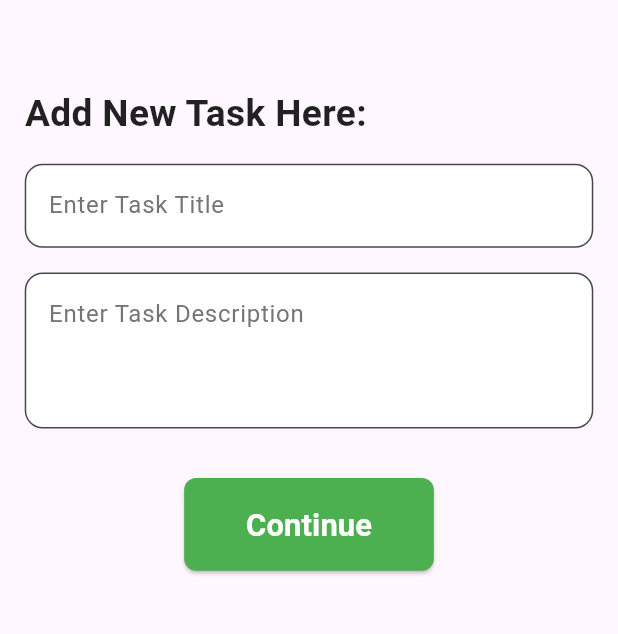
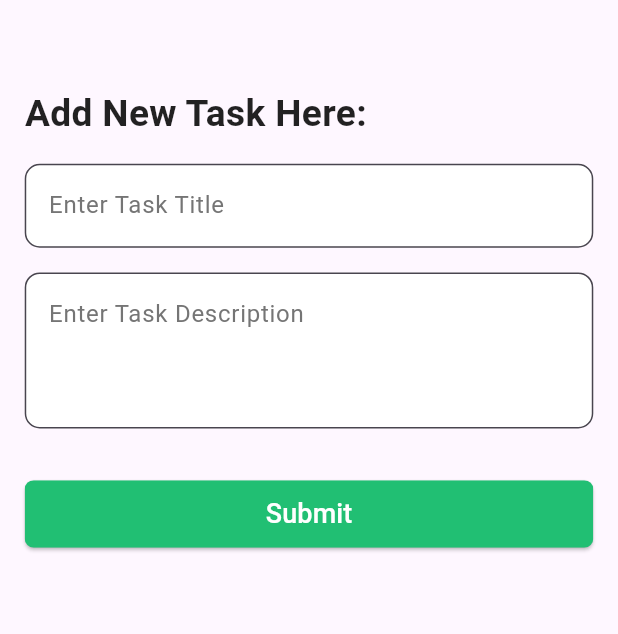
Before and after one commit to MehedisGits/Taskly, a Flutter app: the NewTaskListScreen screen opened by its route, after a tap on the "add task" icon, on a phone screen of 412 x 824 dp, the part 84-718 px from its top. Run offline on Flutter 3.47's test engine with Material 3 defaults, Android fonts, the phone set to English and light mode, and no system bars; our stand-ins replace device_preview, flutter_svg, fluttertoast, image_picker, pin_code_fields, shared_preferences; accounts and stored records are empty; network calls fail.

Commit message:
Taskly - New Task Add API Integrated

```diff
--- a/lib/api/urls.dart
+++ b/lib/api/urls.dart
@@ -1,5 +1,11 @@
+import 'package:taskly/api/controller.dart';
+
 final String baseUrl = 'http://35.73.30.144:2005/api/v1';
-final reqHeader = {"Content-Type": "application/json"};
+final Map<String, String> reqHeader = {
+  "Content-Type": "application/json",
+  "token": AuthController.accessToken.toString()
+};
 final String registrationUrl = '$baseUrl/Registration';
 final String loginUrl = '$baseUrl/Login';
 final String profileUpdateUrl = '$baseUrl/ProfileUpdate';
+final String addNewTaskUrl = '$baseUrl/createTask';
--- a/lib/main.dart
+++ b/lib/main.dart
@@ -19,11 +19,14 @@ void main() {
 class MyApp extends StatelessWidget {
   const MyApp({super.key});
 
+  static GlobalKey<NavigatorState> navigatorKey = GlobalKey<NavigatorState>();
+
   // This widget is the root of your application.
   @override
   Widget build(BuildContext context) {
     return MaterialApp(
       // ignore: deprecated_member_use
+      navigatorKey: navigatorKey,
       useInheritedMediaQuery: true,
       locale: DevicePreview.locale(context),
       builder: DevicePreview.appBuilder,
--- a/lib/screens/onboarding/loginScreen.dart
+++ b/lib/screens/onboarding/loginScreen.dart
@@ -1,6 +1,7 @@
 // ignore_for_file: file_names
 
 import 'package:flutter/material.dart';
+import 'package:taskly/api/controller.dart';
 import 'package:taskly/api/models/networkResponse.dart';
 import 'package:taskly/api/services/networkCaller.dart';
 import 'package:taskly/api/urls.dart';
@@ -169,6 +170,7 @@ class _LoginScreenState extends State<LoginScreen> {
     });
 
     if (response.isSuccess) {
+      await AuthController.saveAccessToken(response.responseData['token']);
       showSnackBar(context, 'Login successful');
       // This will replace the login screen and all previous screens with the dashboard
       Navigator.pushNamedAndRemoveUntil(
--- a/lib/screens/profile/profileScreen.dart
+++ b/lib/screens/profile/profileScreen.dart
@@ -1,4 +1,5 @@
 import 'package:flutter/material.dart';
+import 'package:taskly/api/controller.dart';
 import 'package:taskly/screens/onboarding/loginScreen.dart';
 import 'package:taskly/screens/profile/profileUpdateScreen.dart';
 import 'package:taskly/screens/widgets/tm_appBar.dart';
@@ -139,6 +140,7 @@ class ProfileScreen extends StatelessWidget {
                   ElevatedButton(
                     onPressed: () {
                       // Handle logout
+                      AuthController.clearUserData();
                       Navigator.pushAndRemoveUntil(
                         context,
                         MaterialPageRoute(
--- a/lib/screens/task/dashboardScreen.dart
+++ b/lib/screens/task/dashboardScreen.dart
@@ -1,5 +1,4 @@
 import 'package:flutter/material.dart';
-import 'package:taskly/screens/profile/profileScreen.dart';
 import 'package:taskly/screens/task/cancelledTaskListScreen.dart';
 import 'package:taskly/screens/task/completedTaskListScreen.dart';
 import 'package:taskly/screens/task/newTaskListScreen.dart';
@@ -22,7 +21,6 @@ class _NewTaskListScreenState extends State<NewTaskListScreen> {
     Center(child: CancelledTaskListScreen()),
     Center(child: TaskProgressScreen()),
     Center(child: CompletedTaskListScreen()),
-    Center(child: ProfileScreen()),
   ];
 
   void _onItemTapped(int index) {
@@ -71,11 +69,6 @@ class _NewTaskListScreenState extends State<NewTaskListScreen> {
               selectedIcon: Icon(Icons.check_circle),
               label: 'Completed',
             ),
-            NavigationDestination(
-              icon: Icon(Icons.person_2_outlined),
-              selectedIcon: Icon(Icons.person),
-              label: 'Profile',
-            ),
           ],
         ),
         body: Stack(
--- a/lib/screens/task/taskCreateScreen.dart
+++ b/lib/screens/task/taskCreateScreen.dart
@@ -1,5 +1,10 @@
 import 'package:flutter/material.dart';
+import 'package:taskly/api/models/networkResponse.dart';
+import 'package:taskly/api/services/networkCaller.dart';
+import 'package:taskly/api/urls.dart';
+import 'package:taskly/screens/widgets/show_snackbar.dart';
 import 'package:taskly/screens/widgets/tm_appBar.dart';
+import 'package:taskly/style/style.dart';
 
 class TaskCreateScreen extends StatefulWidget {
   const TaskCreateScreen({super.key});
@@ -10,6 +15,12 @@ class TaskCreateScreen extends StatefulWidget {
 
 class _TaskCreateScreenState extends State<TaskCreateScreen> {
   bool isTitleExpanded = false; // Track expansion for the title field
+  final TextEditingController _titleTEController = TextEditingController();
+  final TextEditingController _descriptionTEController =
+      TextEditingController();
+
+  final GlobalKey<FormState> _globalKey = GlobalKey<FormState>();
+  bool isLoading = false;
 
   @override
   Widget build(BuildContext context) {
@@ -22,6 +33,8 @@ class _TaskCreateScreenState extends State<TaskCreateScreen> {
       body: Padding(
         padding: EdgeInsets.all(screenWidth * 0.04),
         // Adjust padding based on screen size
+        child: Form(
+          key: _globalKey,
           child: Column(
             mainAxisAlignment: MainAxisAlignment.start,
             crossAxisAlignment: CrossAxisAlignment.start,
@@ -38,20 +51,25 @@ class _TaskCreateScreenState extends State<TaskCreateScreen> {
               SizedBox(height: screenHeight * 0.02),
 
               // Title TextFormField with Custom Style
-            AnimatedContainer(
-              duration: Duration(milliseconds: 300),
-              child: TextFormField(
+              TextFormField(
+                controller: _titleTEController,
+                validator: (value) {
+                  if (value == null || value.isEmpty) {
+                    return "Enter task title";
+                  }
+                  return null;
+                },
                 maxLines: isTitleExpanded ? null : 1,
                 decoration: InputDecoration(
                   border: OutlineInputBorder(
-                      borderRadius: BorderRadius.circular(12)),
+                      borderRadius: BorderRadius.circular(10)),
                   hintText: "Enter Task Title",
                   hintStyle: TextStyle(color: Colors.grey[600]),
                   filled: true,
                   fillColor: Colors.white,
                   focusedBorder: OutlineInputBorder(
-                    borderRadius: BorderRadius.circular(12),
-                    borderSide: BorderSide(color: Colors.green, width: 2),
+                    borderRadius: BorderRadius.circular(10),
+                    borderSide: BorderSide(color: Colors.green, width: 1),
                   ),
                 ),
                 onTap: () {
@@ -65,52 +83,88 @@ class _TaskCreateScreenState extends State<TaskCreateScreen> {
                   });
                 },
               ),
-            ),
               SizedBox(height: screenHeight * 0.02),
 
               // Description TextFormField with Custom Style
               TextFormField(
+                controller: _descriptionTEController,
+                validator: (value) {
+                  if (value == null || value.isEmpty) {
+                    return "Enter task description";
+                  }
+                  return null;
+                },
                 minLines: 3,
                 maxLines: null,
                 decoration: InputDecoration(
-                border:
-                    OutlineInputBorder(borderRadius: BorderRadius.circular(12)),
+                  border: OutlineInputBorder(
+                      borderRadius: BorderRadius.circular(10)),
                   hintText: "Enter Task Description",
                   hintStyle: TextStyle(color: Colors.grey[600]),
                   filled: true,
                   fillColor: Colors.white,
                   focusedBorder: OutlineInputBorder(
-                  borderRadius: BorderRadius.circular(12),
-                  borderSide: BorderSide(color: Colors.green, width: 2),
+                    borderRadius: BorderRadius.circular(10),
+                    borderSide: BorderSide(color: Colors.green, width: 1),
                   ),
                 ),
               ),
               SizedBox(height: screenHeight * 0.04),
 
               // Custom 'Continue' Button
-            Center(
-              child: ElevatedButton(
-                style: ButtonStyle(
-                  backgroundColor: MaterialStateProperty.all(Colors.green),
-                  padding: MaterialStateProperty.all(EdgeInsets.symmetric(
-                      vertical: screenHeight * 0.02,
-                      horizontal: screenWidth * 0.1)),
-                  shape: MaterialStateProperty.all(RoundedRectangleBorder(
-                      borderRadius: BorderRadius.circular(8))),
-                ),
-                onPressed: () {},
-                child: Text(
-                  'Continue',
-                  style: TextStyle(
+              ElevatedButton(
+                onPressed: isLoading ? null : _onTapSubmitButton,
+                style: AppButtonStyle(),
+                child: isLoading
+                    ? SizedBox(
+                        width: double.infinity,
+                        child: Center(
+                          child: const CircularProgressIndicator(
                             color: Colors.white,
-                      fontSize: screenWidth * 0.05, // Responsive font size
-                      fontWeight: FontWeight.bold),
                           ),
                         ),
+                      )
+                    : SuccessButtonChild('Submit'),
               ),
             ],
           ),
         ),
+      ),
     );
   }
+
+  void _onTapSubmitButton() {
+    if (_globalKey.currentState!.validate()) {
+      _addNewTask();
     }
+  }
+
+  Future<void> _addNewTask() async {
+    setState(() {
+      isLoading = true;
+    });
+
+    Map<String, dynamic> postData = {
+      "title": _titleTEController.text.trim(),
+      "description": _descriptionTEController.text.trim(),
+      "status": "New"
+    };
+
+    NetworkResponse response =
+        await NetworkCaller.postRequest(url: addNewTaskUrl, body: postData);
+
+    setState(() {
+      isLoading = false;
+    });
+
+    if (response.isSuccess) {
+      showSnackBar(context, "New task added");
+      _titleTEController.clear();
+      _descriptionTEController.clear();
+    } else if (response.statusCode == 401) {
+      showSnackBar(context, 'Unauthorized user', true);
+    } else {
+      showSnackBar(context, response.errorMessage, true);
+    }
+  }
+}
--- a/lib/style/style.dart
+++ b/lib/style/style.dart
@@ -74,8 +74,8 @@ ButtonStyle AppButtonStyle() {
 TextStyle ButtonTextStyle() {
   return const TextStyle(
     color: Colors.white,
-    fontSize: 16,
-    fontWeight: FontWeight.w400,
+    fontSize: 18,
+    fontWeight: FontWeight.w500,
   );
 }
 
--- a/pubspec.yaml
+++ b/pubspec.yaml
@@ -14,12 +14,13 @@ dependencies:
     sdk: flutter
 
   cupertino_icons: ^1.0.8
-  flutter_svg: ^2.0.14
+  flutter_svg: ^2.0.15
   http: ^1.2.2
   fluttertoast: ^8.2.8
   pin_code_fields: ^8.0.1
   device_preview: ^1.2.0
   image_picker: ^1.1.2
+  shared_preferences: ^2.3.3
 
 
 dev_dependencies:
```
Also changed, not shown: lib/api/apiClient.dart (+89 -89 lines), lib/api/controller.dart (added, +49 -0 lines), lib/screens/onboarding/emailVerificationScreen.dart (+13 -6 lines), lib/screens/onboarding/splashScreen.dart (+40 -12 lines), pubspec.lock. Lines whose indentation alone changed are shown as unchanged.
